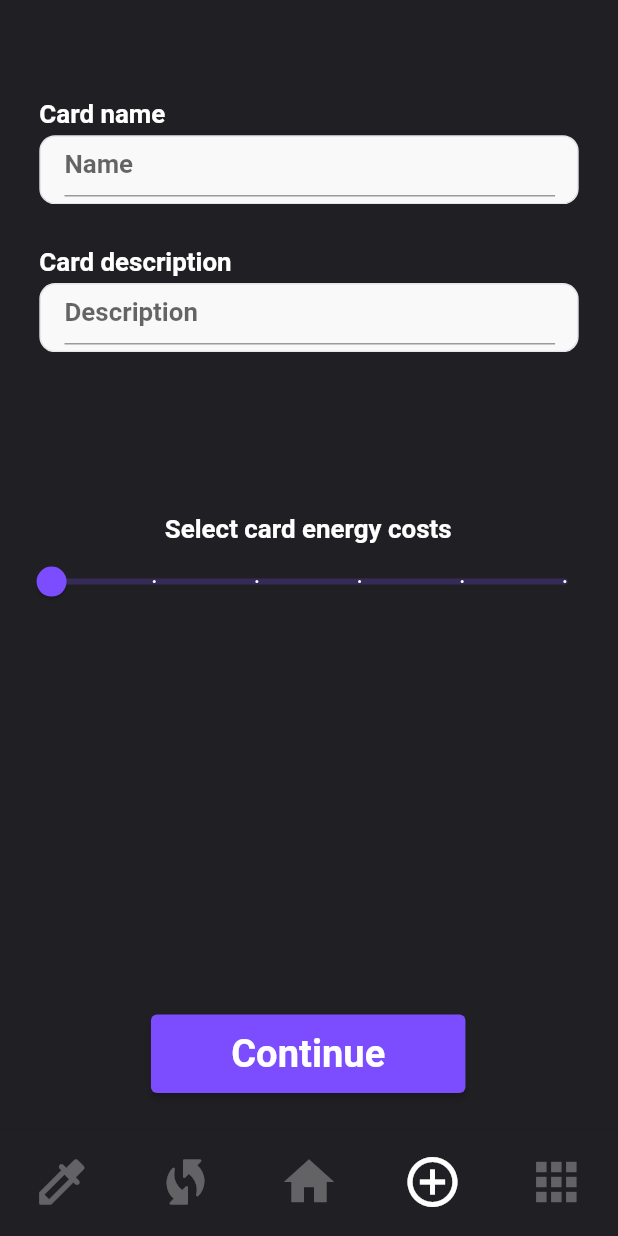
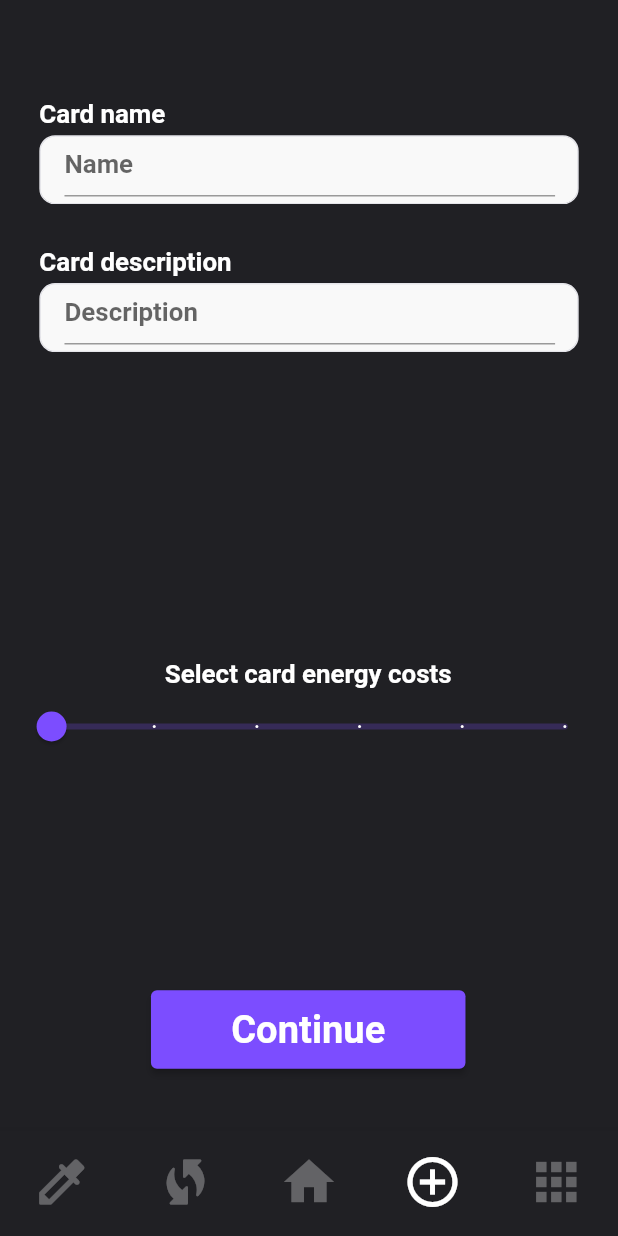
Before and after one commit to PaulAndert/caf_cards_frontend, a Flutter app: the screen it shows after launch, item 4 of the bottom bar chosen, on a phone screen of 412 x 824 dp. Run offline on Flutter 3.47's test engine with Material 2 defaults, Android fonts, the phone set to English and light mode, and no system bars; our stand-ins replace device_info_plus, google_fonts, qr_flutter; missing offline and left inert: qr_code_scanner; accounts and stored records are empty; network calls fail; Roboto replaces fonts that are missing (SF Pro Display).

Commit message:
create start spacing

```diff
--- a/CAF_Cards/lib/screens/create/start/start.dart
+++ b/CAF_Cards/lib/screens/create/start/start.dart
@@ -263,7 +263,7 @@ class _CreateStartState extends State<CreateStart> {
               ),
             ),
             Expanded(
-              flex: 8,
+              flex: 3,
               child: Column(
                 children: [
                   Text(
```
